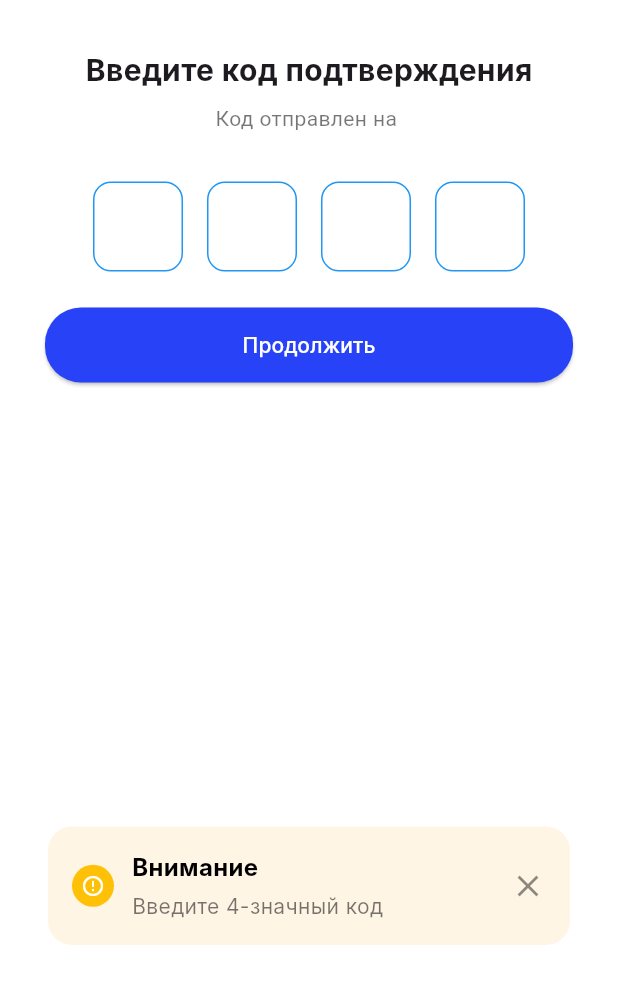
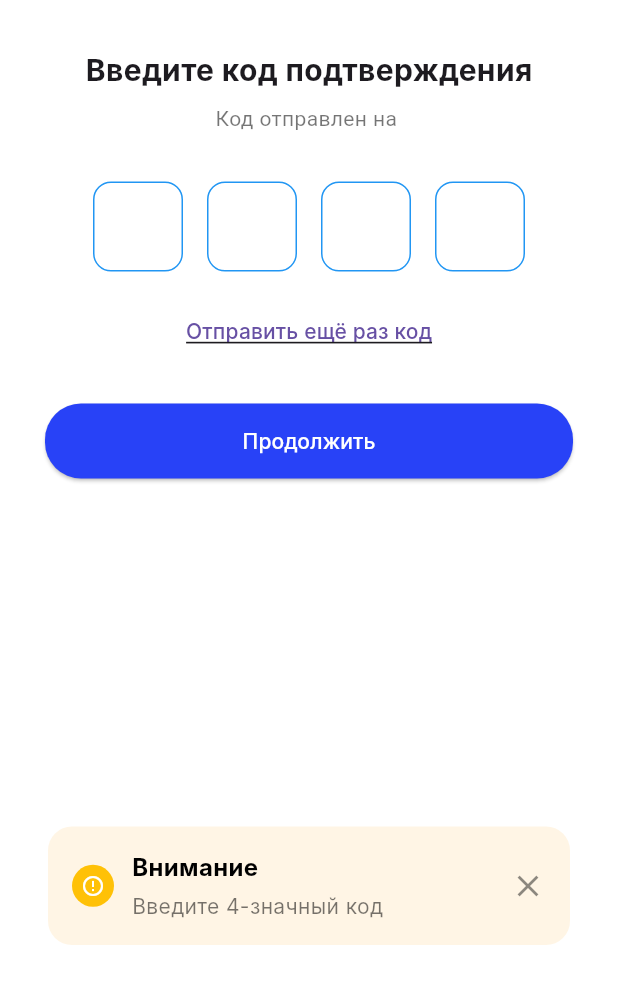
Before and after one commit to TP-Jobsy/jobsy-client, a Flutter app: the VerificationCodeScreen screen opened directly with empty values, after a tap on "Продолжить", on a phone screen of 412 x 824 dp, the part 120-1124 px from its top. Run offline on Flutter 3.47's test engine with Material 3 defaults, Android fonts, the light colour scheme and no system bars; our stand-ins replace flutter_svg, mask_text_input_formatter, shared_preferences; accounts and stored records are empty; network calls fail; Roboto replaces fonts that are missing (Inter).

Commit message:
refactor: add new text button

```diff
--- a/lib/pages/auth/verification/verification_code_screen.dart
+++ b/lib/pages/auth/verification/verification_code_screen.dart
@@ -17,6 +17,7 @@ class VerificationCodeScreen extends StatefulWidget {
 class _VerificationCodeScreenState extends State<VerificationCodeScreen> {
   final _controllers = List.generate(4, (_) => TextEditingController());
   bool _isLoading = false;
+  bool _isResending = false;
 
   @override
   void dispose() {
@@ -26,14 +27,7 @@ class _VerificationCodeScreenState extends State<VerificationCodeScreen> {
     super.dispose();
   }
 
-  Future<void> _onSubmit() async {
-    // Забираем аргументы как Map<String, dynamic>
-    final rawArgs =
-        ModalRoute.of(context)!.settings.arguments as Map<String, dynamic>;
-    // Берём из него строки
-    final email = rawArgs['email']?.toString() ?? '';
-    final action = rawArgs['action']?.toString() ?? '';
-
+  Future<void> _onSubmit(String email, String action) async {
     final code = _controllers.map((c) => c.text.trim()).join();
     if (code.length != 4) {
       ErrorSnackbar.show(
@@ -52,6 +46,7 @@ class _VerificationCodeScreenState extends State<VerificationCodeScreen> {
           context,
           listen: false,
         ).confirmEmail(email, code, action: action);
+
         ErrorSnackbar.show(
           context,
           type: ErrorType.success,
@@ -75,6 +70,33 @@ class _VerificationCodeScreenState extends State<VerificationCodeScreen> {
       );
     } finally {
       setState(() => _isLoading = false);
+    }
+  }
+
+  Future<void> _onResend(String email, String action) async {
+    setState(() => _isResending = true);
+    try {
+      final auth = Provider.of<AuthProvider>(context, listen: false);
+      if (action == 'REGISTRATION') {
+        await auth.resendConfirmation(email);
+      } else {
+        await auth.requestPasswordReset(email);
+      }
+      ErrorSnackbar.show(
+        context,
+        type: ErrorType.info,
+        title: 'Отправлено',
+        message: 'Код отправлен повторно на $email',
+      );
+    } catch (e) {
+      ErrorSnackbar.show(
+        context,
+        type: ErrorType.error,
+        title: 'Ошибка',
+        message: e.toString().replaceFirst('Exception: ', ''),
+      );
+    } finally {
+      setState(() => _isResending = false);
     }
   }
 
@@ -113,6 +135,7 @@ class _VerificationCodeScreenState extends State<VerificationCodeScreen> {
     final rawArgs =
         ModalRoute.of(context)!.settings.arguments as Map<String, dynamic>;
     final email = rawArgs['email']?.toString() ?? '';
+    final action = rawArgs['action']?.toString() ?? '';
 
     return Scaffold(
       backgroundColor: Palette.white,
@@ -142,12 +165,25 @@ class _VerificationCodeScreenState extends State<VerificationCodeScreen> {
                 mainAxisAlignment: MainAxisAlignment.center,
                 children: List.generate(4, _buildCodeField),
               ),
+              const SizedBox(height: 16),
+              _isResending
+                  ? const CircularProgressIndicator()
+                  : TextButton(
+                    onPressed: () => _onResend(email, action),
+                    child: const Text(
+                      'Отправить ещё раз код',
+                      style: TextStyle(
+                        fontFamily: 'Inter',
+                        decoration: TextDecoration.underline,
+                      ),
+                    ),
+                  ),
               const SizedBox(height: 24),
               SizedBox(
                 width: double.infinity,
                 height: 50,
                 child: ElevatedButton(
-                  onPressed: _isLoading ? null : _onSubmit,
+                  onPressed: _isLoading ? null : () => _onSubmit(email, action),
                   style: ElevatedButton.styleFrom(
                     backgroundColor: Palette.primary,
                     shape: RoundedRectangleBorder(
@@ -157,7 +193,9 @@ class _VerificationCodeScreenState extends State<VerificationCodeScreen> {
                   child:
                       _isLoading
                           ? const CircularProgressIndicator(
-                            valueColor: AlwaysStoppedAnimation(Palette.white),
+                            valueColor: AlwaysStoppedAnimation<Color>(
+                              Palette.white,
+                            ),
                           )
                           : const Text(
                             'Продолжить',
```
